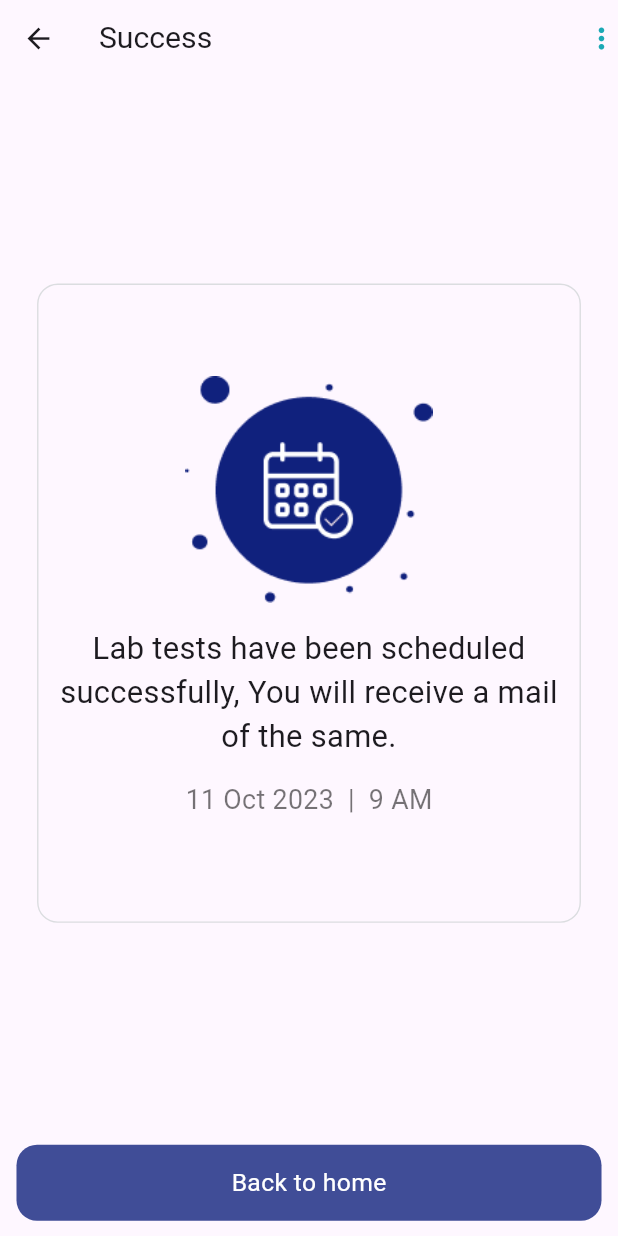
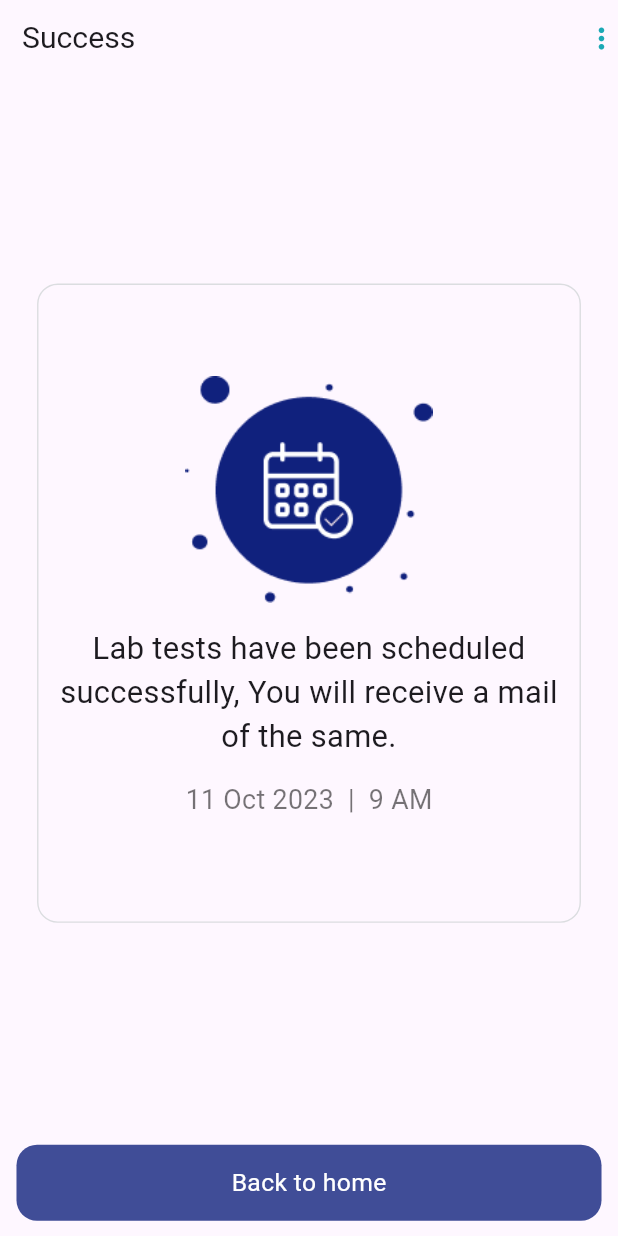
Before and after one commit to rishi058/Health-Checkup, a Flutter app: the SuccessScreen screen opened directly, on a phone screen of 412 x 824 dp. Run offline on Flutter 3.47's test engine with Material 3 defaults, Android fonts, the phone set to English and light mode, and no system bars; our stand-ins replace google_fonts, responsive_framework, syncfusion_flutter_datepicker.

Commit message:
Fixed minor bugs

```diff
--- a/lib/models/cart_model.dart
+++ b/lib/models/cart_model.dart
@@ -1,6 +1,3 @@
-import 'package:health_checkups_app/models/package_model.dart';
-import 'lab_test_model.dart';
-
 class CartItem{
   String testName = "";
   int maxPrice = 0;
--- a/lib/models/lab_test_model.dart
+++ b/lib/models/lab_test_model.dart
@@ -1,4 +1,3 @@
-import 'package:flutter/cupertino.dart';
 
 class LabTest {
   String testName = "";
--- a/lib/screens/cart_screen.dart
+++ b/lib/screens/cart_screen.dart
@@ -5,7 +5,7 @@ import 'package:health_checkups_app/models/cart_model.dart';
 import 'package:health_checkups_app/sizer/sizer.dart';
 import 'package:health_checkups_app/ui_components/buttons/report_radio.dart';
 import 'package:health_checkups_app/ui_components/cards/cart_card.dart';
-import 'package:health_checkups_app/ui_components/cards/dateTime_card.dart';
+import 'package:health_checkups_app/ui_components/cards/date_time_card.dart';
 
 import '../ui_components/cards/receipt_card.dart';
 
--- a/lib/screens/date_time_screen.dart
+++ b/lib/screens/date_time_screen.dart
@@ -41,8 +41,6 @@ class _DateTimeScreenState extends State<DateTimeScreen> {
 
   @override
   Widget build(BuildContext context) {
-    print(myDate);
-    print(myTime);
     return Scaffold(
       appBar: AppBar(
         leading: IconButton(
--- a/lib/screens/home_screen.dart
+++ b/lib/screens/home_screen.dart
@@ -23,6 +23,7 @@ class _HomeScreenState extends State<HomeScreen> {
   Widget build(BuildContext context) {
     return Scaffold(
       appBar: AppBar(
+        automaticallyImplyLeading: false,
         title: Text(
           'Logo',
           style: TextStyle(fontWeight: FontWeight.w600, fontSize: 15.sp),
--- a/lib/screens/success_screen.dart
+++ b/lib/screens/success_screen.dart
@@ -10,12 +10,7 @@ class SuccessScreen extends StatelessWidget {
   Widget build(BuildContext context) {
     return Scaffold(
       appBar: AppBar(
-        leading: IconButton(
-          icon: const Icon(Icons.arrow_back),
-          onPressed: (){
-            Navigator.of(context).popAndPushNamed('/home_screen');
-          },
-        ),
+        automaticallyImplyLeading: false,
         title: const Text('Success'),
         actions: const [
           Icon(Icons.more_vert, color: skyBlue)
--- a/lib/ui_components/buttons/remove_button.dart
+++ b/lib/ui_components/buttons/remove_button.dart
@@ -1,6 +1,5 @@
 import 'package:flutter/material.dart';
 import 'package:health_checkups_app/color-palette/colors.dart';
-import 'package:health_checkups_app/models/cart_model.dart';
 import 'package:health_checkups_app/sizer/sizer.dart';
 
 Widget remove(){
```
Also changed, not shown: pubspec.yaml (+4 -4 lines), lib/main.dart (line endings or trailing spaces), lib/ui_components/cards/date_time_card.dart (renamed from lib/ui_components/cards/dateTime_card.dart), pubspec.lock.
